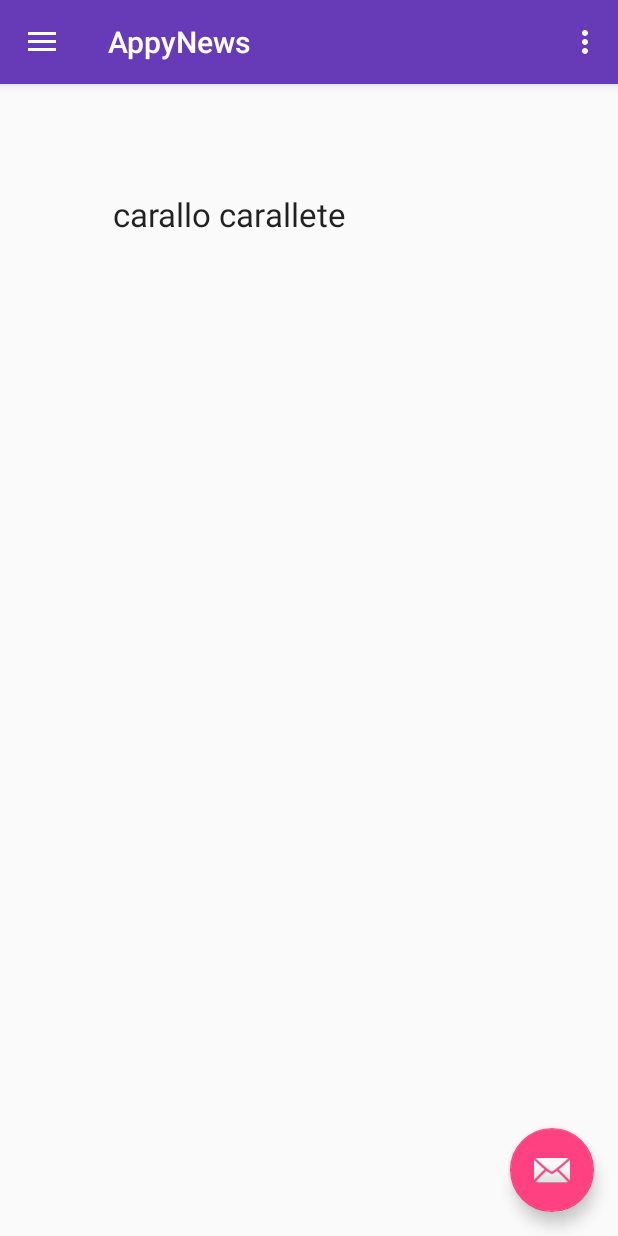
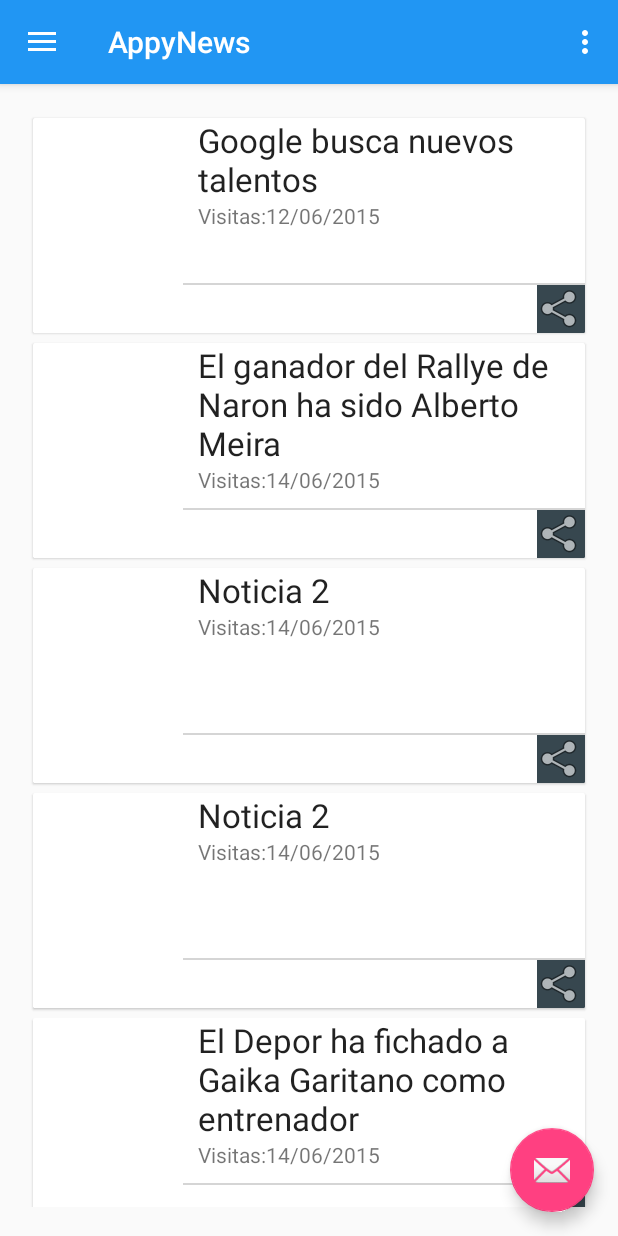
Before and after one commit to orodriguez2015/AppyNews, an Android app: the screen it shows after launch (MainActivity), on a phone screen of 412 x 824 dp. Run offline under Robolectric (Android 15) with nearby library versions, the phone set to English and light mode, and no system bars.

Commit message:
inclusión del Adapter para mostrar las noticias

```diff
--- a/app/build.gradle
+++ b/app/build.gradle
@@ -25,4 +25,5 @@ dependencies {
     compile 'com.android.support:appcompat-v7:23.+'
     compile 'com.android.support:design:23.+'
     compile 'com.android.support:recyclerview-v7:23.0.+'
+    compile 'com.android.support:cardview-v7:23.0.+'
 }
--- a/app/src/main/AndroidManifest.xml
+++ b/app/src/main/AndroidManifest.xml
@@ -9,7 +9,7 @@
         android:supportsRtl="true"
         android:theme="@style/AppTheme">
         <activity
-            android:name="material.oscar.com.activities.MainActivity"
+            android:name="com.appynew.activities.MainActivity"
             android:label="@string/app_name"
             android:theme="@style/AppTheme.NoActionBar">
             <intent-filter>
--- a/app/src/main/java/material/oscar/com/activities/MainActivity.java
+++ b/app/src/main/java/com/appynew/activities/MainActivity.java
@@ -1,19 +1,28 @@
-package material.oscar.com.activities;
+package com.appynew.activities;
 
 import android.os.Bundle;
 import android.support.design.widget.FloatingActionButton;
+import android.support.design.widget.NavigationView;
 import android.support.design.widget.Snackbar;
-import android.view.View;
-import android.support.design.widget.NavigationView;
 import android.support.v4.view.GravityCompat;
 import android.support.v4.widget.DrawerLayout;
 import android.support.v7.app.ActionBarDrawerToggle;
 import android.support.v7.app.AppCompatActivity;
+import android.support.v7.widget.LinearLayoutManager;
+import android.support.v7.widget.RecyclerView;
 import android.support.v7.widget.Toolbar;
 import android.view.Menu;
 import android.view.MenuItem;
+import android.view.View;
+
+import com.appynews.adapter.NoticiasAdapter;
+import com.appynews.model.dto.Noticia;
+
+import java.util.ArrayList;
+import java.util.List;
 
 import material.oscar.com.materialdesign.R;
+
 
 
 /**
@@ -21,8 +30,12 @@ import material.oscar.com.materialdesign.R;
  * @author oscar
  *
  */
-public class MainActivity extends AppCompatActivity
-        implements NavigationView.OnNavigationItemSelectedListener {
+public class MainActivity extends AppCompatActivity implements NavigationView.OnNavigationItemSelectedListener {
+
+    private RecyclerView recycler;
+    private RecyclerView.Adapter adapter;
+    private RecyclerView.LayoutManager lManager;
+
 
     @Override
     protected void onCreate(Bundle savedInstanceState) {
@@ -48,6 +61,59 @@ public class MainActivity extends AppCompatActivity
 
         NavigationView navigationView = (NavigationView) findViewById(R.id.nav_view);
         navigationView.setNavigationItemSelectedListener(this);
+
+
+
+        /** carga del adapter **/
+
+        List<Noticia> noticias = new ArrayList<Noticia>();
+        Noticia n1 = new Noticia();
+        n1.setAutor("Óscar");
+        n1.setDescripcion("Google busca nuevos talentos");
+        n1.setFechaPublicacion("12/06/2015");
+        noticias.add(n1);
+
+
+        Noticia n2 = new Noticia();
+        n2.setAutor("Óscar");
+        n2.setDescripcion("El ganador del Rallye de Naron ha sido Alberto Meira");
+        n2.setFechaPublicacion("14/06/2015");
+        noticias.add(n2);
+
+
+        Noticia n3 = new Noticia();
+        n3.setAutor("Óscar");
+        n3.setDescripcion("Noticia 2");
+        n3.setFechaPublicacion("14/06/2015");
+        noticias.add(n3);
+
+        Noticia n4 = new Noticia();
+        n4.setAutor("Óscar");
+        n4.setDescripcion("Noticia 2");
+        n4.setFechaPublicacion("14/06/2015");
+        noticias.add(n4);
+
+        Noticia n5 = new Noticia();
+        n5.setAutor("Óscar");
+        n5.setDescripcion("El Depor ha fichado a Gaika Garitano como entrenador");
+        n5.setFechaPublicacion("14/06/2015");
+        noticias.add(n5);
+
+
+        // Obtener el Recycler
+        recycler = (RecyclerView) findViewById(R.id.reciclador);
+        recycler.setHasFixedSize(true);
+
+        // Usar un administrador para LinearLayout
+        lManager = new LinearLayoutManager(this);
+        recycler.setLayoutManager(lManager);
+
+        // Crear un nuevo adaptador
+        adapter = new NoticiasAdapter(noticias);
+        recycler.setAdapter(adapter);
+
+
+
     }
 
     @Override
--- a/app/src/main/java/com/appynews/adapter/NoticiasAdapter.java
+++ b/app/src/main/java/com/appynews/adapter/NoticiasAdapter.java
@@ -4,64 +4,67 @@ import android.support.v7.widget.RecyclerView;
 import android.view.LayoutInflater;
 import android.view.View;
 import android.view.ViewGroup;
+import android.widget.ImageView;
 import android.widget.TextView;
+
+import com.appynews.model.dto.Noticia;
+
+import java.util.List;
 
 import material.oscar.com.materialdesign.R;
 
 /**
+ * Adapter para las noticias
  * Created by oscar on 11/06/16.
  */
-public class NoticiasAdapter extends RecyclerView.Adapter<NoticiasAdapter.ViewHolder> {
-    private String[] mDataset;
+public class NoticiasAdapter extends RecyclerView.Adapter<NoticiasAdapter.NoticiaViewHolder> {
+    private List<Noticia> items;
 
-    // Provide a reference to the views for each data item
-    // Complex data items may need more than one view per item, and
-    // you provide access to all the views for a data item in a view holder
-    public static class ViewHolder extends RecyclerView.ViewHolder {
-        // each data item is just a string in this case
-        public TextView mTextView;
-        public ViewHolder(TextView v) {
+    public static class NoticiaViewHolder extends RecyclerView.ViewHolder {
+        // Campos respectivos de un item
+        public ImageView imagen;
+        public TextView descripcion;
+        public TextView fechaPublicacion;
+
+        public NoticiaViewHolder(View v) {
             super(v);
-            mTextView = v;
+            //imagen = (ImageView) v.findViewById(R.id.imagen);
+            descripcion = (TextView) v.findViewById(R.id.descripcion);
+            fechaPublicacion = (TextView) v.findViewById(R.id.fechaPublicacion);
         }
     }
 
-    // Provide a suitable constructor (depends on the kind of dataset)
-    public NoticiasAdapter(String[] myDataset) {
-        mDataset = myDataset;
+
+    /**
+     * Constructor
+     * @param items: List<Noticia>
+     */
+    public NoticiasAdapter(List<Noticia> items) {
+        this.items = items;
     }
 
-    // Create new views (invoked by the layout manager)
     @Override
-    public NoticiasAdapter.ViewHolder onCreateViewHolder(ViewGroup parent,
-                                                   int viewType) {
-
-     /*
-
-        // create a new view
-        View v = LayoutInflater.from(parent.getContext())
-                .inflate(R.layout.my_text_view, parent, false);
-        // set the view's size, margins, paddings and layout parameters
-
-        /*
-        ViewHolder vh = new ViewHolder(v);
-        return vh;
-        */
-        return null;
+    public int getItemCount() {
+        return items.size();
     }
 
-    // Replace the contents of a view (invoked by the layout manager)
     @Override
-    public void onBindViewHolder(ViewHolder holder, int position) {
-        // - get element from your dataset at this position
-        // - replace the contents of the view with that element
-        holder.mTextView.setText(mDataset[position]);
+    public NoticiaViewHolder onCreateViewHolder(ViewGroup viewGroup, int i) {
 
+        /** Se carga el layout noticia.xml para mostrar la información de cada noticia **/
+        View v = LayoutInflater.from(viewGroup.getContext())
+                .inflate(R.layout.noticia, viewGroup, false);
+
+
+
+        return new NoticiaViewHolder(v);
     }
 
-    // Return the size of your dataset (invoked by the layout manager)
     @Override
-    public int getItemCount() {
-        return mDataset.length;
+    public void onBindViewHolder(NoticiaViewHolder viewHolder, int i) {
+        //viewHolder.imagen.setImageResource(items.get(i).getImagen());
+
+        viewHolder.descripcion.setText(items.get(i).getDescripcion());
+        viewHolder.fechaPublicacion.setText("Visitas:"+String.valueOf(items.get(i).getFechaPublicacion()));
     }
 }
--- /dev/null
+++ b/app/src/main/java/com/appynews/model/dto/Noticia.java
@@ -0,0 +1,183 @@
+package com.appynews.model.dto;
+
+import java.io.Serializable;
+
+/**
+ * Clase Noticia cuya información será la que se muestra en la actividad principal
+ * de la aplicación
+ * @author oscar
+ *
+ */
+public class Noticia implements Serializable{
+
+    private String titulo;
+    private String descripcion;
+    private String descripcionCompleta;
+    private String autor;
+    private String fechaPublicacion;
+    private String origen;
+    private String url;
+
+    /**
+     * Constructor
+     */
+    public Noticia() {
+    }
+
+
+    /**
+     * Constructor
+     * @param titulo: Título de la noticia
+     * @param descripcion: Descripción corta
+     * @param descripcionCompleta: Descripción completa
+     * @param autor: Autor
+     * @param fechaPublicacion: Fecha de la publicación
+     * @param origen: Origen
+     * @param url: Url de la noticia en el servidor del que se ha extraído
+     * @param urlThumbnail: url de la imagen/thumbnail asociada a la noticia
+     */
+    public Noticia(String titulo, String descripcion, String descripcionCompleta, String autor, String fechaPublicacion, String origen, String url, String urlThumbnail) {
+        this.titulo = titulo;
+        this.descripcion = descripcion;
+        this.descripcionCompleta = descripcionCompleta;
+        this.autor = autor;
+        this.fechaPublicacion = fechaPublicacion;
+        this.origen = origen;
+        this.url = url;
+        this.urlThumbnail = urlThumbnail;
+    }
+
+    private String urlThumbnail;
+
+
+    /**
+     * Devuelve la descripción completa de la noticia
+     * @return String
+     */
+    public String getDescripcionCompleta() {
+        return descripcionCompleta;
+    }
+
+    /**
+     * Establece la descripción completa de la noticia
+     * @param descripcionCompleta: String
+     */
+    public void setDescripcionCompleta(String descripcionCompleta) {
+        this.descripcionCompleta = descripcionCompleta;
+    }
+
+
+    /**
+     * Devuelve la descripción completa de la noticia
+     * @return String
+     */
+    public String getUrlThumbnail() {
+        return urlThumbnail;
+    }
+    public void setUrlThumbnail(String urlThumbnail) {
+        this.urlThumbnail = urlThumbnail;
+    }
+
+
+    /**
+     * Devuelve la descripción corta de la noticia
+     * @return String
+     */
+    public String getDescripcion() {
+        return descripcion;
+    }
+
+    /**
+     * Establece la descripción corta de la noticia
+     * @param descripcion: String
+     */
+    public void setDescripcion(String descripcion) {
+        this.descripcion = descripcion;
+    }
+
+    /**
+     * Devuelve el título de la noticia
+     * @return String
+     */
+    public String getTitulo() {
+        return titulo;
+    }
+
+    /**
+     * Permite establecer el título de la noticia
+     * @param titulo: String
+     */
+    public void setTitulo(String titulo) {
+        this.titulo = titulo;
+    }
+
+    /**
+     * Devuelve la url de la noticia en el medio del que
+     * se ha extraído
+     * @return String
+     */
+    public String getUrl() {
+        return url;
+    }
+
+
+    /**
+     * Devuelve la url de la noticia en el medio del que
+     * se ha extraído
+     * @return String
+     */
+    public void setUrl(String url) {
+        this.url = url;
+    }
+
+
+    /**
+     * Devuelve la fecha de publicación de la noticia
+     * @return String
+     */
+    public String getFechaPublicacion() {
+        return fechaPublicacion;
+    }
+
+    /**
+     * Permite establecer la fecha de publicación de la noticia
+     * @param fechaPublicacion: String
+     */
+    public void setFechaPublicacion(String fechaPublicacion) {
+        this.fechaPublicacion = fechaPublicacion;
+    }
+
+    /**
+     * Devuelve el autor de la noticia
+     * @return String
+     */
+    public String getAutor() {
+        return autor;
+    }
+
+    /**
+     * Permite establecer el autor de la noticia
+     * @param autor: String
+     */
+    public void setAutor(String autor) {
+        this.autor = autor;
+    }
+
+
+    /**
+     * Devuelve el origen de la noticia
+     * @return String
+     */
+    public String getOrigen() {
+        return origen;
+    }
+
+    /**
+     * Establece el origen de la noticia
+     * @param origen: String
+     */
+    public void setOrigen(String origen) {
+        this.origen = origen;
+    }
+
+}
--- a/app/src/main/res/layout/activity_main.xml
+++ b/app/src/main/res/layout/activity_main.xml
@@ -7,6 +7,7 @@
     android:layout_height="match_parent"
     android:fitsSystemWindows="true"
     tools:openDrawer="start">
+
 
     <include
         layout="@layout/app_bar_main"
--- a/app/src/main/res/layout/app_bar_main.xml
+++ b/app/src/main/res/layout/app_bar_main.xml
@@ -5,7 +5,7 @@
     android:layout_width="match_parent"
     android:layout_height="match_parent"
     android:fitsSystemWindows="true"
-    tools:context="material.oscar.com.activities.MainActivity">
+    tools:context="com.appynew.activities.MainActivity">
 
     <android.support.design.widget.AppBarLayout
         android:layout_width="match_parent"
--- a/app/src/main/res/layout/content_main.xml
+++ b/app/src/main/res/layout/content_main.xml
@@ -9,20 +9,19 @@
     android:paddingRight="@dimen/activity_horizontal_margin"
     android:paddingTop="@dimen/activity_vertical_margin"
     app:layout_behavior="@string/appbar_scrolling_view_behavior"
-    tools:context="material.oscar.com.activities.MainActivity"
+    tools:context="com.appynew.activities.MainActivity"
     tools:showIn="@layout/app_bar_main">
 
+    <android.support.v7.widget.RecyclerView
+        xmlns:android="http://schemas.android.com/apk/res/android"
+        android:id="@+id/reciclador"
+        android:layout_width="match_parent"
+        android:layout_height="match_parent"
+        android:padding="3dp"
+        android:scrollbars="vertical">
 
-    <TextView
-        android:layout_width="wrap_content"
-        android:layout_height="wrap_content"
-        android:textAppearance="?android:attr/textAppearanceLarge"
-        android:text="carallo carallete"
-        android:id="@+id/textView2"
-        android:layout_alignParentTop="true"
-        android:layout_alignParentLeft="true"
-        android:layout_alignParentStart="true"
-        android:layout_marginLeft="59dp"
-        android:layout_marginStart="59dp"
-        android:layout_marginTop="56dp" />
+
+    </android.support.v7.widget.RecyclerView>
+
+
 </RelativeLayout>
--- /dev/null
+++ b/app/src/main/res/layout/noticia.xml
@@ -0,0 +1,57 @@
+<android.support.v7.widget.CardView xmlns:android="http://schemas.android.com/apk/res/android"
+    xmlns:card_view="http://schemas.android.com/apk/res-auto"
+    android:layout_width="match_parent"
+    android:layout_height="150dp"
+    card_view:cardCornerRadius="1dp"
+    card_view:cardElevation="1dp"
+    card_view:cardUseCompatPadding="true">
+
+    <RelativeLayout
+        android:layout_width="wrap_content"
+        android:layout_height="wrap_content">
+
+        <ImageView
+            android:id="@+id/imagen"
+            android:layout_width="100dp"
+            android:layout_height="150dp"
+            android:scaleType="centerCrop" />
+
+        <TextView
+            android:layout_width="wrap_content"
+            android:layout_height="wrap_content"
+            android:textAppearance="?android:attr/textAppearanceLarge"
+            android:text="Large Text"
+            android:id="@+id/descripcion"
+            android:layout_toRightOf="@+id/imagen"
+            android:layout_alignParentTop="true"
+            android:layout_marginLeft="10dp" />
+
+        <TextView
+            android:layout_width="wrap_content"
+            android:layout_height="wrap_content"
+            android:textAppearance="?android:attr/textAppearanceSmall"
+            android:text="Small Text"
+            android:id="@+id/fechaPublicacion"
+            android:layout_below="@+id/descripcion"
+            android:layout_alignLeft="@+id/descripcion" />
+        <View
+            android:layout_width="wrap_content"
+            android:layout_height="1dp"
+            android:background="#ffd5d5d5"
+            android:id="@+id/linea"
+            android:layout_above="@+id/compartir"
+            android:layout_toRightOf="@+id/imagen">
+
+        </View>
+
+        <ImageView
+            android:layout_width="wrap_content"
+            android:layout_height="wrap_content"
+            android:id="@+id/compartir"
+            android:layout_alignParentBottom="true"
+            android:layout_alignParentRight="true"
+            android:src="@android:drawable/ic_menu_share"
+            android:background="@color/material_blue_grey_800" />
+
+    </RelativeLayout>
+</android.support.v7.widget.CardView>
--- a/app/src/main/res/values/colors.xml
+++ b/app/src/main/res/values/colors.xml
@@ -1,6 +1,6 @@
 <?xml version="1.0" encoding="utf-8"?>
 <resources>
-    <color name="colorPrimary">#673ab7</color>
-    <color name="colorPrimaryDark">#512da8</color>
+    <color name="colorPrimary">#2196f3</color>
+    <color name="colorPrimaryDark">#1976d2</color>
     <color name="colorAccent">#FF4081</color>
 </resources>
--- a/app/src/main/res/values/dimens.xml
+++ b/app/src/main/res/values/dimens.xml
@@ -6,4 +6,12 @@
     <dimen name="activity_horizontal_margin">16dp</dimen>
     <dimen name="activity_vertical_margin">16dp</dimen>
     <dimen name="fab_margin">16dp</dimen>
+
+    <dimen name="image">16dp</dimen>
+    <dimen name="row_padding">16dp</dimen>
+    <dimen name="general_padding">16dp</dimen>
+
+
+
+
 </resources>
--- a/app/src/main/res/values/styles.xml
+++ b/app/src/main/res/values/styles.xml
@@ -17,4 +17,7 @@
 
     <style name="AppTheme.PopupOverlay" parent="ThemeOverlay.AppCompat.Light" />
 
+
+    <style name="RowSubtitle"></style>
+
 </resources>
```
